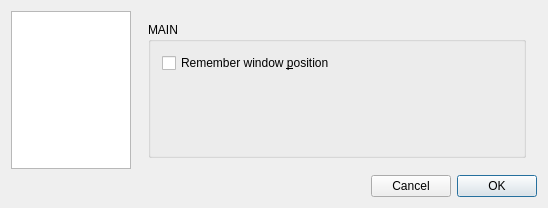
Old version of the form src/gui/forms/settingsdialog.ui in the repository deufrai/Qrest.
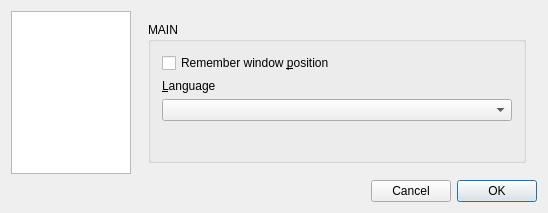
New version of the form. Icons and pictures are not drawn.

Commit message: QREST-36: choose UI translation in prefs dialog Step 2 : Prepare Prefs dialog combobox for language choice http://requests.wardsback.org/browse/QREST-36

```diff
--- a/src/gui/forms/settingsdialog.ui
+++ b/src/gui/forms/settingsdialog.ui
@@ -10,7 +10,7 @@
     <x>0</x>
     <y>0</y>
     <width>548</width>
-    <height>208</height>
+    <height>213</height>
    </rect>
   </property>
   <property name="windowTitle">
@@ -76,6 +76,19 @@
                 </property>
                </widget>
               </item>
+              <item>
+               <widget class="QLabel" name="lblPreferredLocale">
+                <property name="text">
+                 <string>&amp;Language</string>
+                </property>
+                <property name="buddy">
+                 <cstring>cmbLocales</cstring>
+                </property>
+               </widget>
+              </item>
+              <item>
+               <widget class="QComboBox" name="cmbLocales"/>
+              </item>
               <item>
                <spacer name="verticalSpacer_2">
                 <property name="orientation">
```
The commit also changes 10 other files.
